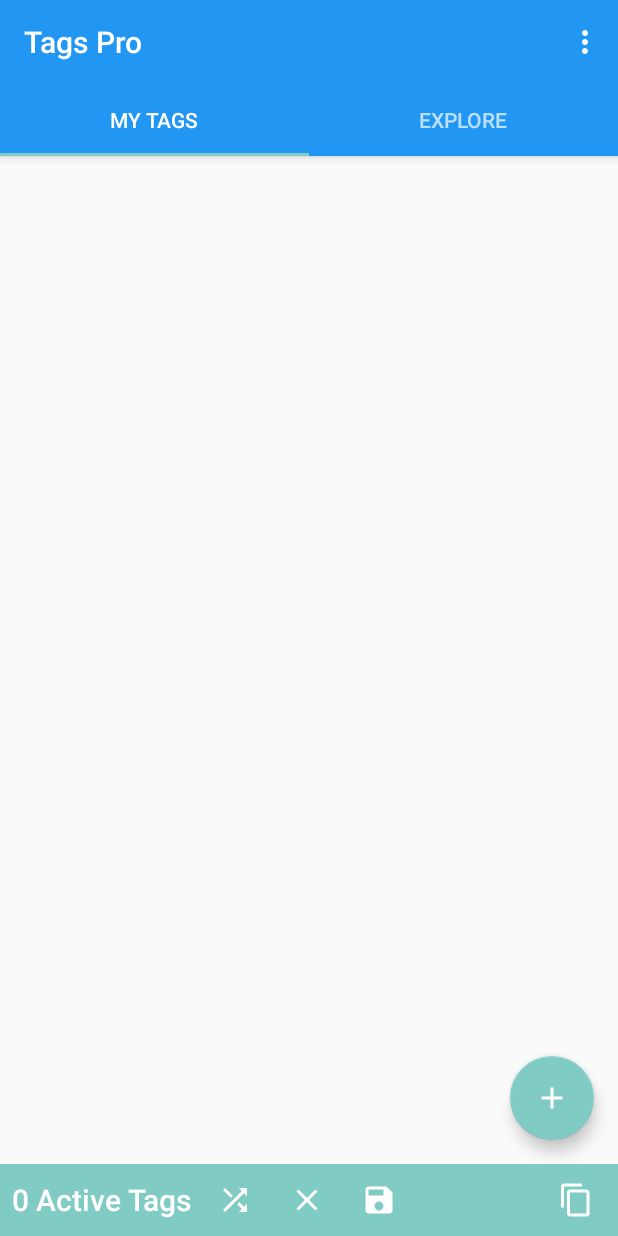
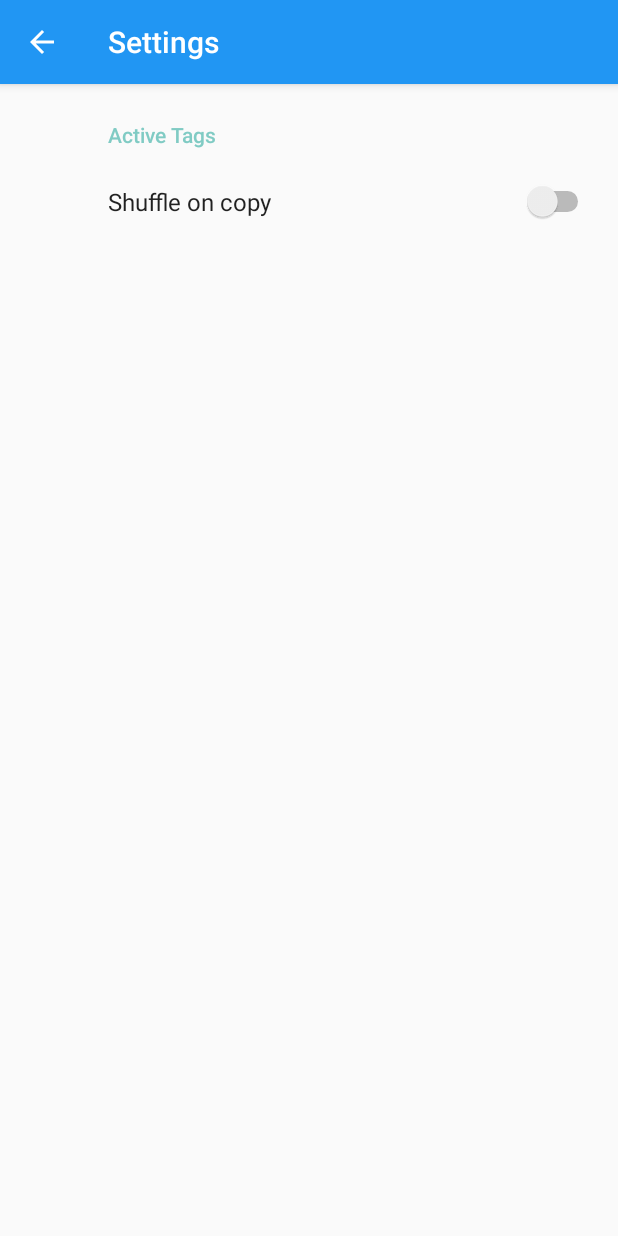
Before and after one commit to duiker101/TagsPro, an Android app: the screen it shows after launch (MainActivity before the commit, SettingsActivity after it), in the options menu, after a tap on "Settings", on a phone screen of 412 x 824 dp. Run offline under Robolectric (Android 15) with nearby library versions, the phone set to English and light mode, and no system bars; our stand-ins replace FlexboxLayout, androidx.preference; 4 statements that could not run were skipped.

Commit message:
settings

```diff
--- a/app/src/main/java/net/duiker101/tagspro/tagspro/MainActivity.kt
+++ b/app/src/main/java/net/duiker101/tagspro/tagspro/MainActivity.kt
@@ -56,7 +56,7 @@ class MainActivity : AppCompatActivity() {
         }
 
         activeTagsText = findViewById(R.id.active_tags_text)
-        activeTagsText.text = getString(R.string.active_tags, 0)
+        activeTagsText.text = getString(R.string.active_tags_count, 0)
 
         mAdapter = MainPagerAdapter(supportFragmentManager)
         mViewPager = findViewById(R.id.pager)
@@ -179,7 +179,7 @@ class MainActivity : AppCompatActivity() {
             if (activeTags.size == 0 && bottomSheetBehavior.state != BottomSheetBehavior.STATE_COLLAPSED)
                 bottomSheetBehavior.state = BottomSheetBehavior.STATE_COLLAPSED
         }
-        activeTagsText.text = getString(R.string.active_tags, activeTags.size)
+        activeTagsText.text = getString(R.string.active_tags_count, activeTags.size)
         activeTagsAdapter.notifyDataSetChanged()
         mAdapter.collectionsFrag.tagModified(tag, false)
     }
@@ -193,10 +193,18 @@ class MainActivity : AppCompatActivity() {
         // Handle action bar item clicks here. The action bar will
         // automatically handle clicks on the Home/Up button, so long
         // as you specify a parent activity in AndroidManifest.xml.
-        return when (item.itemId) {
-            R.id.action_settings -> true
-            else -> super.onOptionsItemSelected(item)
+//        return when (item.itemId) {
+//            R.id.action_settings -> {
+//
+//                true
+//            }
+//            else -> super.onOptionsItemSelected(item)
+//        }
+        if (item.itemId == R.id.action_settings) {
+            startActivity(Intent(this, SettingsActivity::class.java))
+            return true
         }
+        return super.onOptionsItemSelected(item)
     }
 }
 
--- /dev/null
+++ b/app/src/main/java/net/duiker101/tagspro/tagspro/SettingsActivity.kt
@@ -0,0 +1,25 @@
+package net.duiker101.tagspro.tagspro
+
+import android.os.Bundle
+import android.support.v7.app.AppCompatActivity
+import android.support.v7.preference.PreferenceFragmentCompat
+
+class SettingsActivity : AppCompatActivity() {
+    override fun onCreate(savedInstanceState: Bundle?) {
+        super.onCreate(savedInstanceState)
+
+//        setContentView(R.layout.fragment_settings)
+//        setContentView(R.layout.activity_main)
+
+        supportFragmentManager.beginTransaction()
+                .add(android.R.id.content, SettingsFragment())
+                .commit()
+    }
+}
+
+class SettingsFragment : PreferenceFragmentCompat() {
+    override fun onCreatePreferences(savedInstanceState: Bundle?, rootKey: String?) {
+//        addPreferencesFromResource(R.xml.preferences)
+        setPreferencesFromResource(R.xml.preferences, rootKey)
+    }
+}
--- a/app/src/main/res/layout/content_active_tags_bar.xml
+++ b/app/src/main/res/layout/content_active_tags_bar.xml
@@ -26,7 +26,7 @@
             android:layout_height="match_parent"
             android:layout_marginLeft="8dp"
             android:gravity="center_vertical"
-            android:text="@string/active_tags"
+            android:text="@string/active_tags_count"
             android:textAppearance="@style/Base.TextAppearance.AppCompat.Title"
             android:textColor="@android:color/white"
             app:layout_constraintLeft_toLeftOf="parent" />
--- a/app/src/main/res/values/strings.xml
+++ b/app/src/main/res/values/strings.xml
@@ -7,7 +7,7 @@
     <string name="tag_name">#%s</string>
     <string name="open_instagram">Open Instagram</string>
     <string name="copy_successful">%d Tags copied to your clipboard</string>
-    <string name="active_tags">%d Active Tags</string>
+    <string name="active_tags_count">%d Active Tags</string>
     <string name="default_no_tag_in_group">No tags in this group</string>
     <string name="default_no_active_tags">No active Tags. Click on a tag to activate it</string>
     <string name="edit_collection">Edit Collection</string>
@@ -18,4 +18,7 @@
     <string name="delete">Delete</string>
     <string name="edit">Edit</string>
     <string name="delete_unselected">Delete Unselected</string>
+    <string name="settings">Settings</string>
+    <string name="active_tags">Active Tags</string>
+    <string name="preference_shuffle_on_copy">Shuffle on copy</string>
 </resources>
--- a/app/src/main/res/values/styles.xml
+++ b/app/src/main/res/values/styles.xml
@@ -6,6 +6,7 @@
         <item name="colorPrimary">@color/colorPrimary</item>
         <item name="colorPrimaryDark">@color/colorPrimaryDark</item>
         <item name="colorAccent">@color/colorAccent</item>
+        <item name="preferenceTheme">@style/PreferenceThemeOverlay.v14.Material</item>
     </style>
 
     <style name="AppTheme.NoActionBar">
@@ -13,6 +14,7 @@
         <item name="windowNoTitle">true</item>
 
         <item name="android:windowActionBarOverlay">true</item>
+
     </style>
 
     <style name="AppTheme.AppBarOverlay" parent="ThemeOverlay.AppCompat.Dark.ActionBar" />
--- /dev/null
+++ b/app/src/main/res/xml/preferences.xml
@@ -0,0 +1,13 @@
+<?xml version="1.0" encoding="utf-8"?>
+<PreferenceScreen xmlns:android="http://schemas.android.com/apk/res/android"
+    android:title="@string/settings">
+
+    <PreferenceCategory android:title="@string/active_tags">
+
+        <SwitchPreference
+            android:key="shuffle_on_copy"
+            android:title="@string/preference_shuffle_on_copy" />
+
+    </PreferenceCategory>
+
+</PreferenceScreen>
```
Also changed, not shown: app/build.gradle (+6 -3 lines), app/src/main/AndroidManifest.xml (+7 -1 lines), app/src/main/java/net/duiker101/tagspro/tagspro/MainActivityFragment.kt (deleted, +0 -18 lines).
